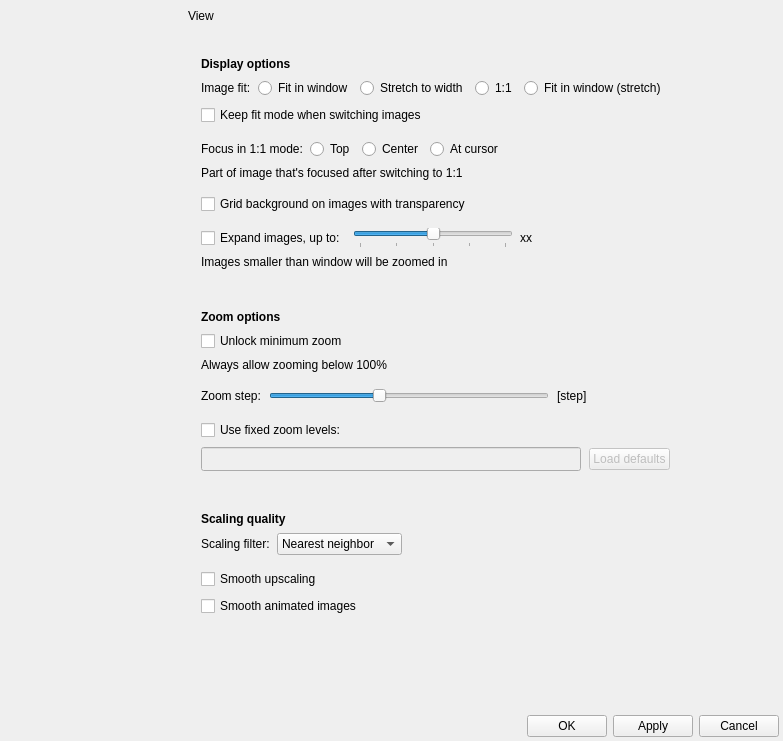
Qt form qimgv/gui/dialogs/settingsdialog.ui (Es4c/qimgv) before a commit.
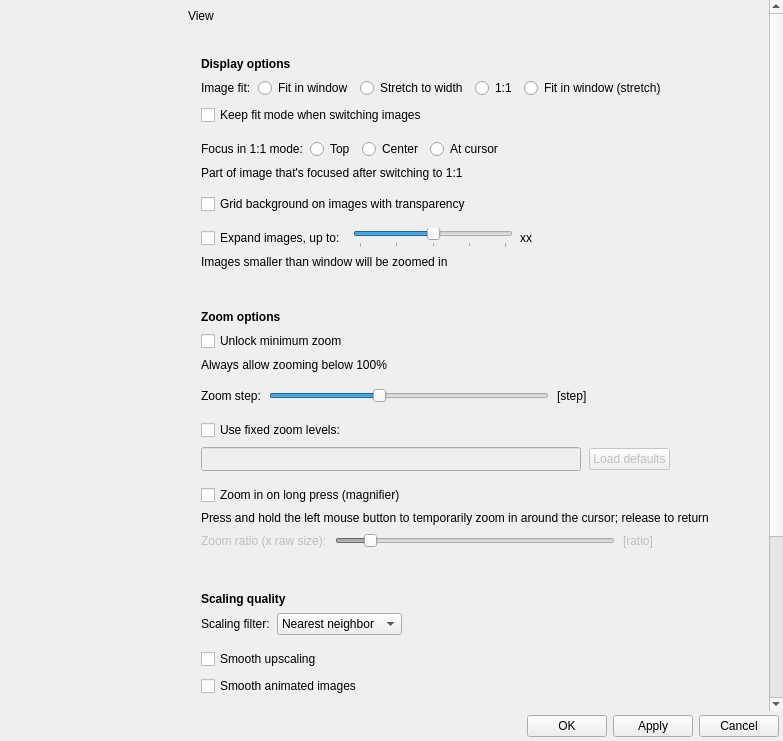
The same form after that commit. The open tabs and pages were chosen to show the change. Custom widgets are drawn as their Qt base class.

What changed in the file:
```diff
--- a/qimgv/gui/dialogs/settingsdialog.ui
+++ b/qimgv/gui/dialogs/settingsdialog.ui
@@ -2114,6 +2114,168 @@
                     </layout>
                    </widget>
                   </item>
+                   <item>
+                      <widget class="QWidget" name="widget_31" native="true">
+                       <property name="accessibleName">
+                        <string notr="true">SLine</string>
+                       </property>
+                      </widget>
+                     </item>
+                     <!-- 新增垂直布局，包含长按放大的三个控件 -->
+                     <item>
+                      <layout class="QVBoxLayout" name="verticalLayout_longPress">
+                       <property name="spacing">
+                        <number>6</number>
+                       </property>
+                       <property name="leftMargin">
+                        <number>0</number>
+                       </property>
+                       <property name="topMargin">
+                        <number>0</number>
+                       </property>
+                       <property name="rightMargin">
+                        <number>0</number>
+                       </property>
+                       <property name="bottomMargin">
+                        <number>0</number>
+                       </property>
+                       <!-- 第1行：复选框 -->
+                       <item>
+                        <widget class="QCheckBox" name="longPressZoomCheckBox">
+                         <property name="text">
+                          <string>Zoom in on long press (magnifier)</string>
+                         </property>
+                        </widget>
+                       </item>
+                       <!-- 第2行：说明标签（自动换行） -->
+                       <item>
+                        <widget class="QLabel" name="label_55">
+                         <property name="accessibleName">
+                          <string notr="true">SNoteText</string>
+                         </property>
+                         <property name="wordWrap">
+                          <bool>true</bool>
+                         </property>
+                         <property name="text">
+                          <string>Press and hold the left mouse button to temporarily zoom in around the cursor; release to return</string>
+                         </property>
+                        </widget>
+                       </item>
+                       <!-- 第3行：设置组（内部水平布局） -->
+                       <item>
+                        <widget class="QWidget" name="longPressZoomGroup" native="true">
+                         <property name="enabled">
+                          <bool>false</bool>
+                         </property>
+                         <layout class="QHBoxLayout" name="horizontalLayout_27" stretch="0,0,0,0">
+                          <property name="spacing">
+                           <number>8</number>
+                          </property>
+                          <property name="leftMargin">
+                           <number>0</number>
+                          </property>
+                          <property name="topMargin">
+                           <number>0</number>
+                          </property>
+                          <property name="rightMargin">
+                           <number>0</number>
+                          </property>
+                          <property name="bottomMargin">
+                           <number>0</number>
+                          </property>
+                          <item>
+                           <widget class="QLabel" name="label_56">
+                            <property name="text">
+                             <string>Zoom ratio (x raw size):</string>
+                            </property>
+                           </widget>
+                          </item>
+                          <item>
+                           <widget class="QSlider" name="longPressZoomRatioSlider">
+                            <property name="sizePolicy">
+                             <sizepolicy hsizetype="Preferred" vsizetype="Fixed">
+                              <horstretch>0</horstretch>
+                              <verstretch>0</verstretch>
+                             </sizepolicy>
+                            </property>
+                            <property name="minimumSize">
+                             <size>
+                              <width>280</width>
+                              <height>0</height>
+                             </size>
+                            </property>
+                            <property name="maximumSize">
+                             <size>
+                              <width>300</width>
+                              <height>16777215</height>
+                             </size>
+                            </property>
+                            <property name="minimum">
+                             <number>100</number>
+                            </property>
+                            <property name="maximum">
+                             <number>2000</number>
+                            </property>
+                            <property name="pageStep">
+                             <number>50</number>
+                            </property>
+                            <property name="value">
+                             <number>300</number>
+                            </property>
+                            <property name="orientation">
+                             <enum>Qt::Horizontal</enum>
+                            </property>
+                            <property name="tickPosition">
+                             <enum>QSlider::NoTicks</enum>
+                            </property>
+                            <property name="tickInterval">
+                             <number>100</number>
+                            </property>
+                           </widget>
+                          </item>
+                          <item>
+                           <widget class="QLabel" name="longPressZoomRatioLabel">
+                            <property name="sizePolicy">
+                             <sizepolicy hsizetype="Preferred" vsizetype="Preferred">
+                              <horstretch>0</horstretch>
+                              <verstretch>0</verstretch>
+                             </sizepolicy>
+                            </property>
+                            <property name="minimumSize">
+                             <size>
+                              <width>60</width>
+                              <height>0</height>
+                             </size>
+                            </property>
+                            <property name="maximumSize">
+                             <size>
+                              <width>60</width>
+                              <height>16777215</height>
+                             </size>
+                            </property>
+                            <property name="text">
+                             <string>[ratio]</string>
+                            </property>
+                           </widget>
+                          </item>
+                          <item>
+                           <spacer name="horizontalSpacer_35">
+                            <property name="orientation">
+                             <enum>Qt::Horizontal</enum>
+                            </property>
+                            <property name="sizeHint" stdset="0">
+                             <size>
+                              <width>40</width>
+                              <height>20</height>
+                             </size>
+                            </property>
+                           </spacer>
+                          </item>
+                         </layout>
+                        </widget>
+                       </item>
+                      </layout>
+                     </item>
                  </layout>
                 </widget>
                </item>
```
Left out of the diff: 16 changed lines with no effect on the pictures.
